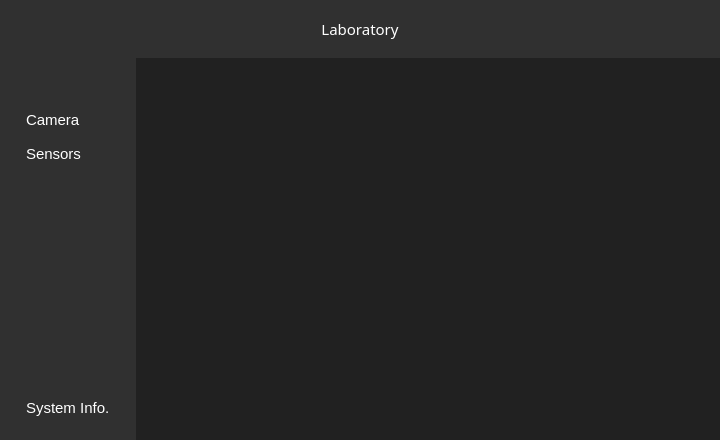
The window that interface.ui (ChrisWSR/IntefaceRRMUDGspace) describes before a commit, drawn with Qt 5.
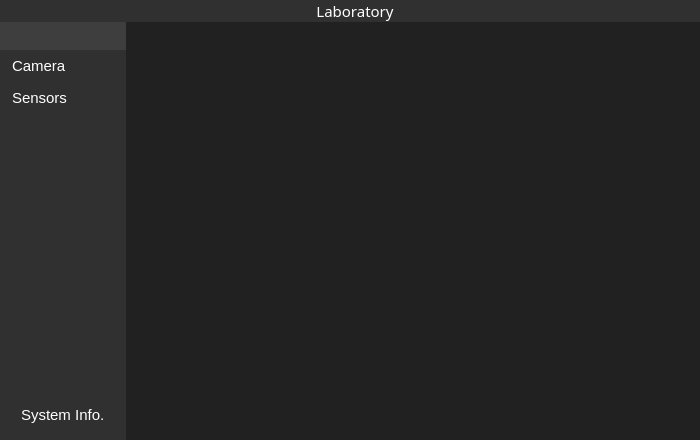
The same window after the commit. Icons and pictures are not drawn.

Commit message: finished header design

Diff of the .ui file:
```diff
--- a/interface.ui
+++ b/interface.ui
@@ -6,7 +6,7 @@
    <rect>
     <x>0</x>
     <y>0</y>
-    <width>720</width>
+    <width>692</width>
     <height>440</height>
    </rect>
   </property>
@@ -36,9 +36,8 @@
 }
 #leftMenuSubContainer QPushButton{
     text-align: left;
-    padding: 5px 8px ;
-    border-top-left-radius: 10px;
-    border-bottom-left-radius: 10px;
+    padding: 7px 12px ;
+
 }</string>
   </property>
   <widget class="QWidget" name="centralwidget">
@@ -61,6 +60,21 @@
     <item alignment="Qt::AlignTop">
      <widget class="QWidget" name="header" native="true">
       <layout class="QHBoxLayout" name="horizontalLayout">
+       <property name="spacing">
+        <number>15</number>
+       </property>
+       <property name="leftMargin">
+        <number>0</number>
+       </property>
+       <property name="topMargin">
+        <number>0</number>
+       </property>
+       <property name="rightMargin">
+        <number>0</number>
+       </property>
+       <property name="bottomMargin">
+        <number>0</number>
+       </property>
        <item>
         <widget class="QFrame" name="logo">
          <property name="frameShape">
@@ -70,8 +84,35 @@
           <enum>QFrame::Raised</enum>
          </property>
          <layout class="QHBoxLayout" name="horizontalLayout_7">
+          <property name="spacing">
+           <number>0</number>
+          </property>
+          <property name="leftMargin">
+           <number>10</number>
+          </property>
+          <property name="topMargin">
+           <number>0</number>
+          </property>
+          <property name="rightMargin">
+           <number>0</number>
+          </property>
+          <property name="bottomMargin">
+           <number>0</number>
+          </property>
           <item>
            <widget class="QLabel" name="imgLogo">
+            <property name="sizePolicy">
+             <sizepolicy hsizetype="Minimum" vsizetype="Preferred">
+              <horstretch>0</horstretch>
+              <verstretch>0</verstretch>
+             </sizepolicy>
+            </property>
+            <property name="minimumSize">
+             <size>
+              <width>220</width>
+              <height>0</height>
+             </size>
+            </property>
             <property name="text">
              <string/>
             </property>
@@ -92,8 +133,35 @@
           <enum>QFrame::Raised</enum>
          </property>
          <layout class="QHBoxLayout" name="horizontalLayout_4">
+          <property name="spacing">
+           <number>0</number>
+          </property>
+          <property name="leftMargin">
+           <number>0</number>
+          </property>
+          <property name="topMargin">
+           <number>0</number>
+          </property>
+          <property name="rightMargin">
+           <number>0</number>
+          </property>
+          <property name="bottomMargin">
+           <number>0</number>
+          </property>
           <item>
            <widget class="QLabel" name="txtLaboratory_2">
+            <property name="sizePolicy">
+             <sizepolicy hsizetype="Minimum" vsizetype="Preferred">
+              <horstretch>0</horstretch>
+              <verstretch>0</verstretch>
+             </sizepolicy>
+            </property>
+            <property name="minimumSize">
+             <size>
+              <width>220</width>
+              <height>0</height>
+             </size>
+            </property>
             <property name="font">
              <font>
               <family>Sans Serif</family>
@@ -113,15 +181,124 @@
        </item>
        <item>
         <widget class="QFrame" name="windowButtonFrame">
+         <property name="sizePolicy">
+          <sizepolicy hsizetype="Minimum" vsizetype="Preferred">
+           <horstretch>0</horstretch>
+           <verstretch>0</verstretch>
+          </sizepolicy>
+         </property>
+         <property name="minimumSize">
+          <size>
+           <width>220</width>
+           <height>0</height>
+          </size>
+         </property>
+         <property name="acceptDrops">
+          <bool>false</bool>
+         </property>
+         <property name="layoutDirection">
+          <enum>Qt::LeftToRight</enum>
+         </property>
          <property name="frameShape">
           <enum>QFrame::StyledPanel</enum>
          </property>
          <property name="frameShadow">
           <enum>QFrame::Raised</enum>
          </property>
-         <layout class="QHBoxLayout" name="horizontalLayout_6">
+         <layout class="QHBoxLayout" name="horizontalLayout_3">
+          <property name="spacing">
+           <number>0</number>
+          </property>
+          <property name="leftMargin">
+           <number>0</number>
+          </property>
+          <property name="topMargin">
+           <number>0</number>
+          </property>
+          <property name="rightMargin">
+           <number>0</number>
+          </property>
+          <property name="bottomMargin">
+           <number>0</number>
+          </property>
+          <item>
+           <widget class="QFrame" name="frame">
+            <property name="sizePolicy">
+             <sizepolicy hsizetype="Minimum" vsizetype="Preferred">
+              <horstretch>0</horstretch>
+              <verstretch>0</verstretch>
+             </sizepolicy>
+            </property>
+            <property name="minimumSize">
+             <size>
+              <width>0</width>
+              <height>0</height>
+             </size>
+            </property>
+            <property name="maximumSize">
+             <size>
+              <width>16777215</width>
+              <height>16777215</height>
+             </size>
+            </property>
+            <property name="frameShape">
+             <enum>QFrame::StyledPanel</enum>
+            </property>
+            <property name="frameShadow">
+             <enum>QFrame::Raised</enum>
+            </property>
+           </widget>
+          </item>
+          <item>
+           <widget class="QFrame" name="btns">
+            <property name="sizePolicy">
+             <sizepolicy hsizetype="Maximum" vsizetype="Preferred">
+              <horstretch>0</horstretch>
+              <verstretch>0</verstretch>
+             </sizepolicy>
+            </property>
+            <property name="maximumSize">
+             <size>
+              <width>120</width>
+              <height>16777215</height>
+             </size>
+            </property>
+            <property name="frameShape">
+             <enum>QFrame::StyledPanel</enum>
+            </property>
+            <property name="frameShadow">
+             <enum>QFrame::Raised</enum>
+            </property>
+            <layout class="QHBoxLayout" name="horizontalLayout_5">
+             <property name="spacing">
+              <number>0</number>
+             </property>
+             <property name="leftMargin">
+              <number>0</number>
+             </property>
+             <property name="topMargin">
+              <number>0</number>
+             </property>
+             <property name="rightMargin">
+              <number>0</number>
+             </property>
+             <property name="bottomMargin">
+              <number>0</number>
+             </property>
           <item>
            <widget class="QPushButton" name="btnMinimize_3">
+               <property name="sizePolicy">
+                <sizepolicy hsizetype="Preferred" vsizetype="Fixed">
+                 <horstretch>0</horstretch>
+                 <verstretch>0</verstretch>
+                </sizepolicy>
+               </property>
+               <property name="minimumSize">
+                <size>
+                 <width>0</width>
+                 <height>0</height>
+                </size>
+               </property>
             <property name="text">
              <string/>
             </property>
@@ -139,6 +316,18 @@
           </item>
           <item>
            <widget class="QPushButton" name="btnMaximize_3">
+               <property name="sizePolicy">
+                <sizepolicy hsizetype="Minimum" vsizetype="Fixed">
+                 <horstretch>0</horstretch>
+                 <verstretch>0</verstretch>
+                </sizepolicy>
+               </property>
+               <property name="minimumSize">
+                <size>
+                 <width>30</width>
+                 <height>0</height>
+                </size>
+               </property>
             <property name="text">
              <string/>
             </property>
@@ -156,6 +345,18 @@
           </item>
           <item>
            <widget class="QPushButton" name="btnClose_3">
+               <property name="sizePolicy">
+                <sizepolicy hsizetype="Minimum" vsizetype="Fixed">
+                 <horstretch>0</horstretch>
+                 <verstretch>0</verstretch>
+                </sizepolicy>
+               </property>
+               <property name="minimumSize">
+                <size>
+                 <width>30</width>
+                 <height>0</height>
+                </size>
+               </property>
             <property name="text">
              <string/>
             </property>
@@ -177,6 +378,9 @@
       </layout>
      </widget>
     </item>
+      </layout>
+     </widget>
+    </item>
     <item>
      <widget class="QWidget" name="body" native="true">
       <layout class="QHBoxLayout" name="horizontalLayout_2">
@@ -216,6 +420,21 @@
           <item alignment="Qt::AlignLeft">
            <widget class="QWidget" name="leftMenuSubContainer" native="true">
             <layout class="QVBoxLayout" name="verticalLayout_3">
+             <property name="spacing">
+              <number>0</number>
+             </property>
+             <property name="leftMargin">
+              <number>0</number>
+             </property>
+             <property name="topMargin">
+              <number>0</number>
+             </property>
+             <property name="rightMargin">
+              <number>0</number>
+             </property>
+             <property name="bottomMargin">
+              <number>0</number>
+             </property>
              <item alignment="Qt::AlignTop">
               <widget class="QFrame" name="sectionsMenuFrame">
                <property name="sizePolicy">
@@ -234,8 +453,26 @@
                 <enum>QFrame::Raised</enum>
                </property>
                <layout class="QVBoxLayout" name="verticalLayout_4">
+                <property name="spacing">
+                 <number>0</number>
+                </property>
+                <property name="leftMargin">
+                 <number>0</number>
+                </property>
+                <property name="topMargin">
+                 <number>0</number>
+                </property>
+                <property name="rightMargin">
+                 <number>0</number>
+                </property>
+                <property name="bottomMargin">
+                 <number>0</number>
+                </property>
                 <item>
                  <widget class="QPushButton" name="homeBtn">
+                  <property name="styleSheet">
+                   <string notr="true">background-color: #3E3E3E</string>
+                  </property>
                   <property name="text">
                    <string/>
                   </property>
```
Lines whose indentation alone changed are shown as unchanged. The commit also changes 2 other files.
